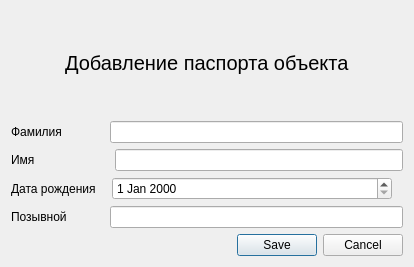
The window that src/dialogadddevice.ui (IlchenkoVasily/seye) describes before a commit, drawn with Qt 5.
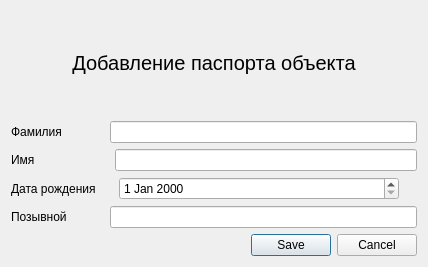
The same window after the commit.

Commit message: button layout

```diff
--- a/src/dialogadddevice.ui
+++ b/src/dialogadddevice.ui
@@ -9,7 +9,7 @@
    <rect>
     <x>0</x>
     <y>0</y>
-    <width>410</width>
+    <width>428</width>
     <height>267</height>
    </rect>
   </property>
@@ -31,19 +31,6 @@
   <layout class="QVBoxLayout" name="verticalLayout">
    <item>
     <layout class="QHBoxLayout" name="horizontalLayout_5">
-     <item>
-      <spacer name="horizontalSpacer_5">
-       <property name="orientation">
-        <enum>Qt::Horizontal</enum>
-       </property>
-       <property name="sizeHint" stdset="0">
-        <size>
-         <width>40</width>
-         <height>20</height>
-        </size>
-       </property>
-      </spacer>
-     </item>
      <item>
       <widget class="QLabel" name="label_5">
        <property name="font">
@@ -54,21 +41,11 @@
        <property name="text">
         <string>Добавление паспорта объекта</string>
        </property>
+       <property name="alignment">
+        <set>Qt::AlignCenter</set>
+       </property>
       </widget>
      </item>
-     <item>
-      <spacer name="horizontalSpacer_6">
-       <property name="orientation">
-        <enum>Qt::Horizontal</enum>
-       </property>
-       <property name="sizeHint" stdset="0">
-        <size>
-         <width>40</width>
-         <height>20</height>
-        </size>
-       </property>
-      </spacer>
-     </item>
     </layout>
    </item>
    <item>
```
The commit also changes 3 other files.
